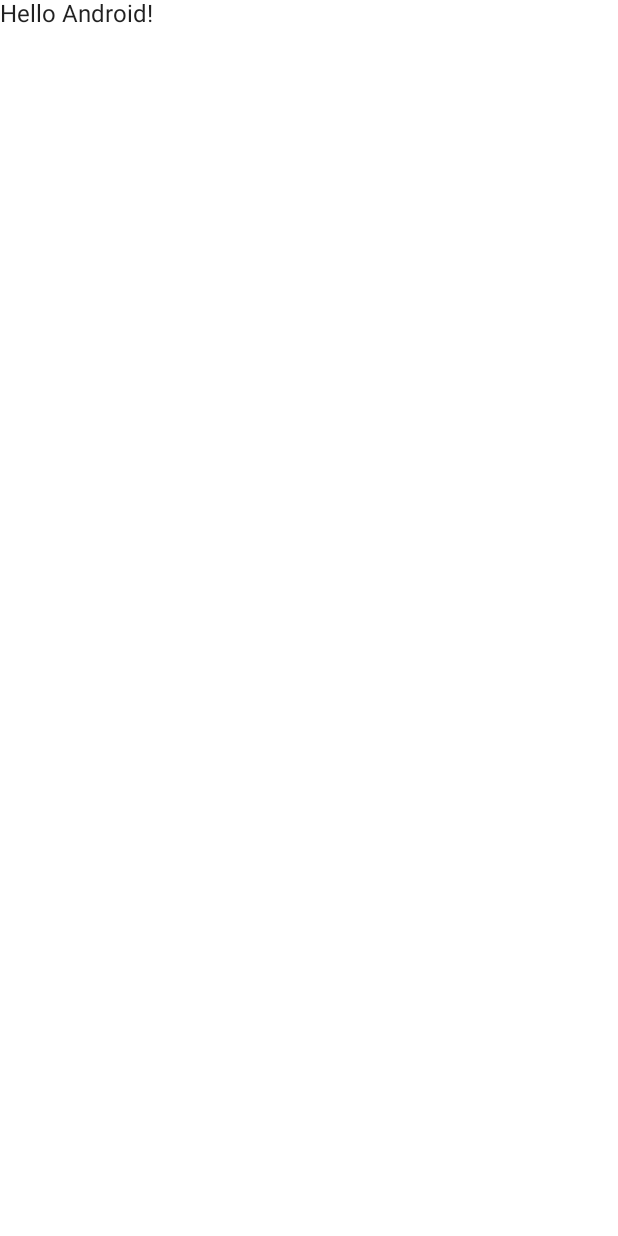
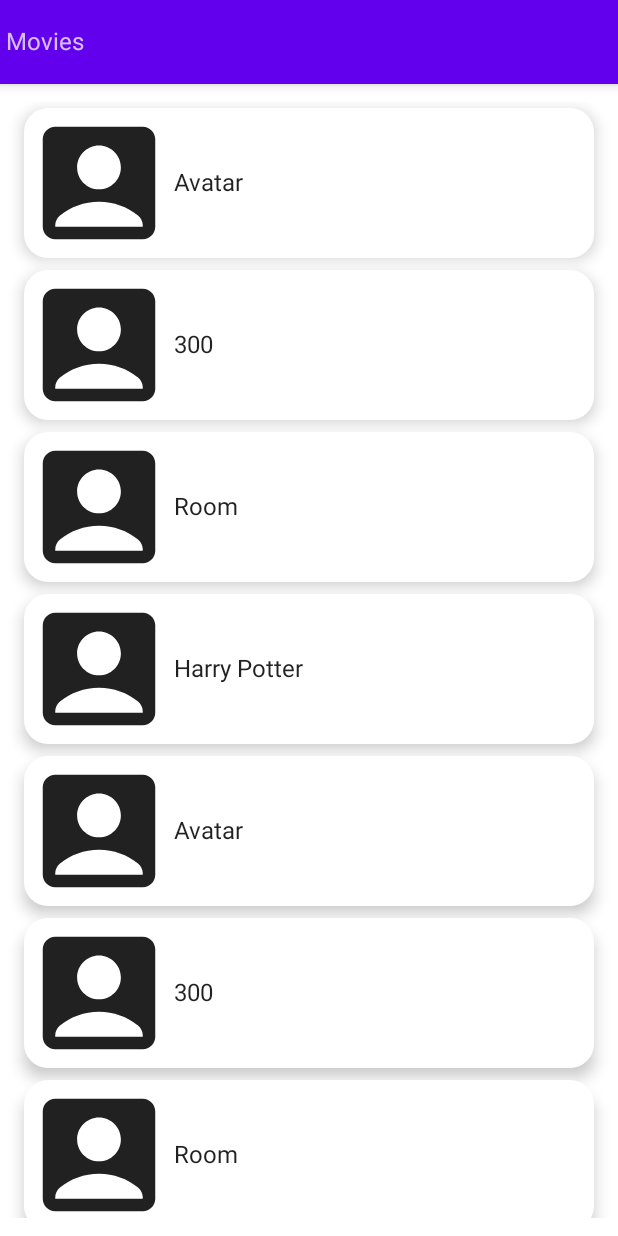
Before and after one commit to wallensound/Section16_MovieApp, an Android app built with Jetpack Compose: the screen it shows after launch (MainActivity), on a phone screen of 412 x 824 dp. Before the commit the screen is almost empty. Run offline under Robolectric (Android 15) with nearby library versions, the phone set to English and light mode, and no system bars.

Commit message:
LazyColumn

```diff
--- a/app/src/main/java/com/example/section16_movieapp/MainActivity.kt
+++ b/app/src/main/java/com/example/section16_movieapp/MainActivity.kt
@@ -1,43 +1,103 @@
 package com.example.section16_movieapp
 
 import android.os.Bundle
+import android.util.Log
 import androidx.activity.ComponentActivity
 import androidx.activity.compose.setContent
-import androidx.compose.foundation.layout.fillMaxSize
-import androidx.compose.material.MaterialTheme
-import androidx.compose.material.Surface
-import androidx.compose.material.Text
+import androidx.compose.foundation.clickable
+import androidx.compose.foundation.layout.*
+import androidx.compose.foundation.lazy.LazyColumn
+import androidx.compose.foundation.lazy.items
+import androidx.compose.foundation.shape.CornerSize
+import androidx.compose.foundation.shape.RoundedCornerShape
+import androidx.compose.material.*
+import androidx.compose.material.icons.Icons
+import androidx.compose.material.icons.filled.AccountBox
+import androidx.compose.material.icons.filled.Face
 import androidx.compose.runtime.Composable
+import androidx.compose.ui.Alignment
 import androidx.compose.ui.Modifier
+import androidx.compose.ui.graphics.Color
 import androidx.compose.ui.tooling.preview.Preview
+import androidx.compose.ui.unit.dp
 import com.example.section16_movieapp.ui.theme.Section16_MovieAppTheme
 
 class MainActivity : ComponentActivity() {
     override fun onCreate(savedInstanceState: Bundle?) {
         super.onCreate(savedInstanceState)
         setContent {
-            Section16_MovieAppTheme {
-                // A surface container using the 'background' color from the theme
-                Surface(
-                    modifier = Modifier.fillMaxSize(),
-                    color = MaterialTheme.colors.background
-                ) {
-                    Greeting("Android")
-                }
+            MyApp {
+                MyContent()
             }
         }
     }
 }
 
 @Composable
-fun Greeting(name: String) {
-    Text(text = "Hello $name!")
+fun MyApp(content: @Composable () -> Unit) {
+    Section16_MovieAppTheme {
+        Scaffold(topBar = {
+            TopAppBar(
+                elevation = 5.dp
+            ) {
+                Text(text = "Movies")
+            }
+        }) {
+            content()
+        }
+    }
 }
 
-@Preview(showBackground = true)
 @Composable
-fun DefaultPreview() {
-    Section16_MovieAppTheme {
-        Greeting("Android")
+fun MyContent(
+    movieList: List<String> = listOf(
+        "Avatar",
+        "300",
+        "Room",
+        "Harry Potter",
+        "Avatar",
+        "300",
+        "Room",
+        "Harry Potter",
+        "Avatar",
+        "300",
+        "Room",
+        "Harry Potter"
+    )
+) {
+
+    LazyColumn(modifier = Modifier.padding(12.dp)) {
+        items(items = movieList) {
+            MovieRow(movie = it) {movie ->
+                Log.d("Movie", "MyContent: $movie")
+            }
+        }
     }
 }
+
+@Composable
+fun MovieRow(movie: String, onItemClick: (String) -> Unit) {
+    Card(
+        modifier = Modifier
+            .fillMaxWidth()
+            .padding(4.dp)
+            .height(100.dp)
+            .clickable {
+                onItemClick(movie)
+            },
+        shape = RoundedCornerShape(corner = CornerSize(16.dp)),
+        elevation = 6.dp
+    ) {
+        Row(
+            verticalAlignment = Alignment.CenterVertically,
+            horizontalArrangement = Arrangement.Start
+        ) {
+            Icon(
+                modifier = Modifier.size(100.dp),
+                imageVector = Icons.Default.AccountBox,
+                contentDescription = "Movie Picture"
+            )
+            Text(text = movie)
+        }
+    }
+}
```
